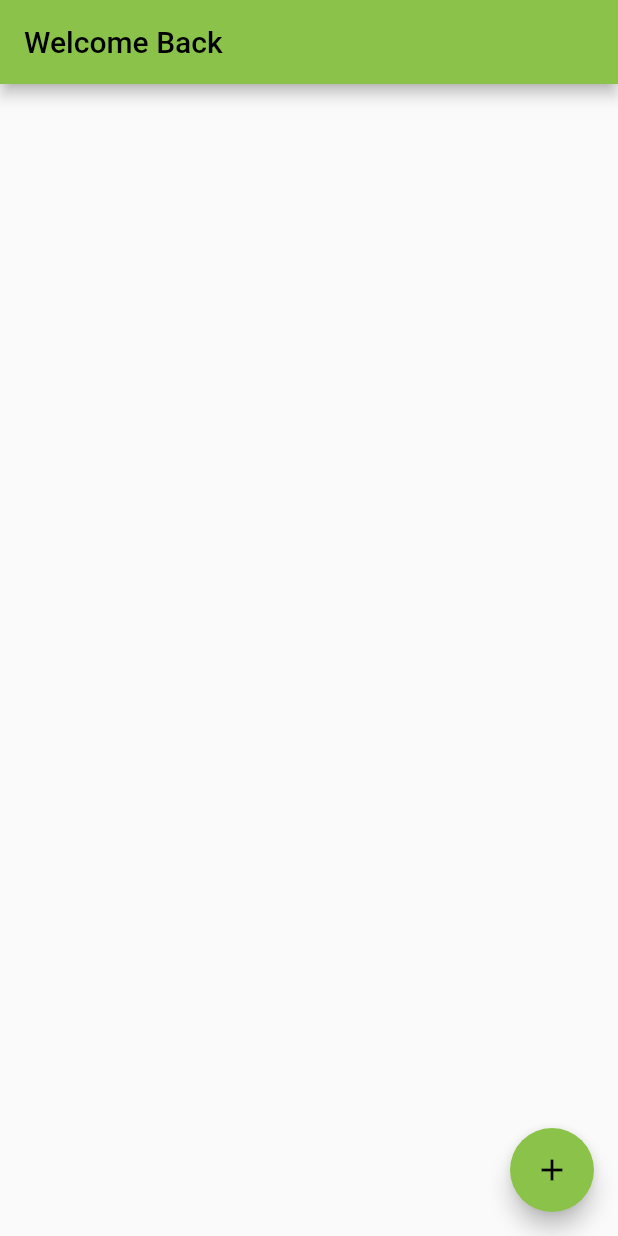
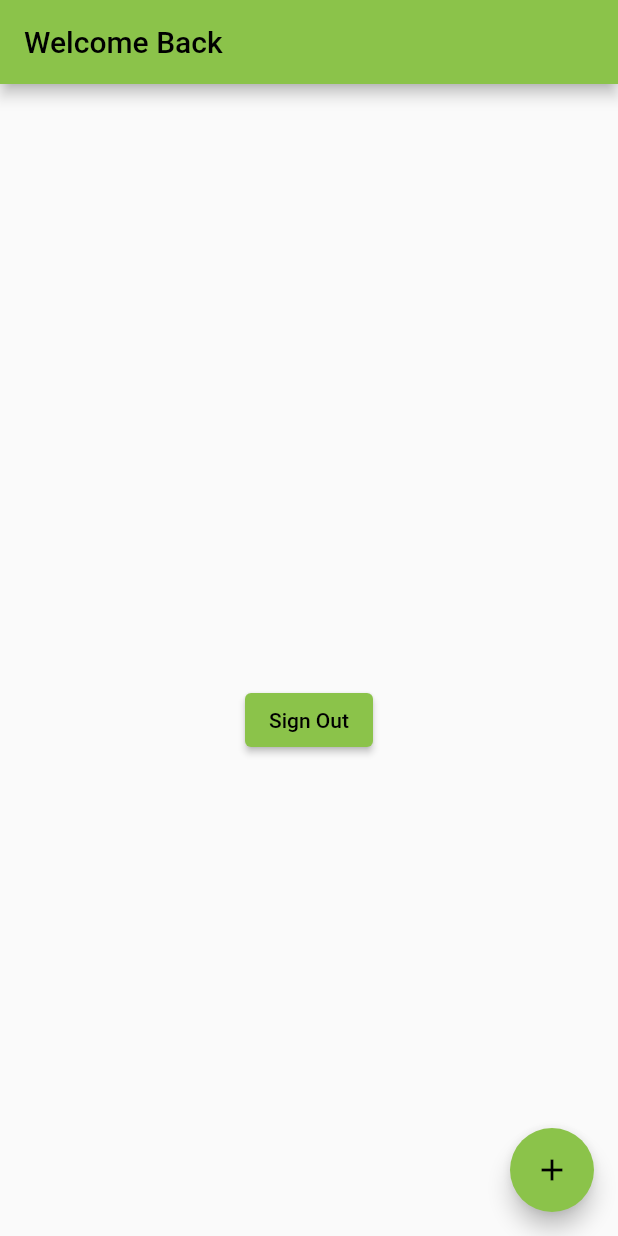
Before and after one commit to southwatertribe/jay_feeling, a Flutter app: the screen it shows once a user with an empty profile is signed in, on a phone screen of 412 x 824 dp. Run offline on Flutter 3.47's test engine with Material 2 defaults, Android fonts, the phone set to English and light mode, and no system bars; our stand-ins replace firebase_auth, firebase_core; accounts and stored records are empty; network calls fail.

Commit message:
Implementation of Sign Out

```diff
--- a/lib/WelcomePage.dart
+++ b/lib/WelcomePage.dart
@@ -38,7 +38,9 @@ class _WelcomePageState extends State<WelcomePage> {
       appBar: AppBar(
           title: Text("Welcome Back")
       ),
-      body: Container(
+      body: Column(
+        children: [
+          Container(
             height: 400,
             child: ListView.builder(
                 itemBuilder: (context, index){
@@ -46,7 +48,15 @@ class _WelcomePageState extends State<WelcomePage> {
                   );
                 }
             )
+          ),
+          ElevatedButton(onPressed: signOut, child: Text("Sign Out"))
+        ],
       )
     );
   }
 }
+
+Future<void> signOut() async {
+  await FirebaseAuth.instance.signOut();
+
+}
```
Lines whose indentation alone changed are shown as unchanged.
